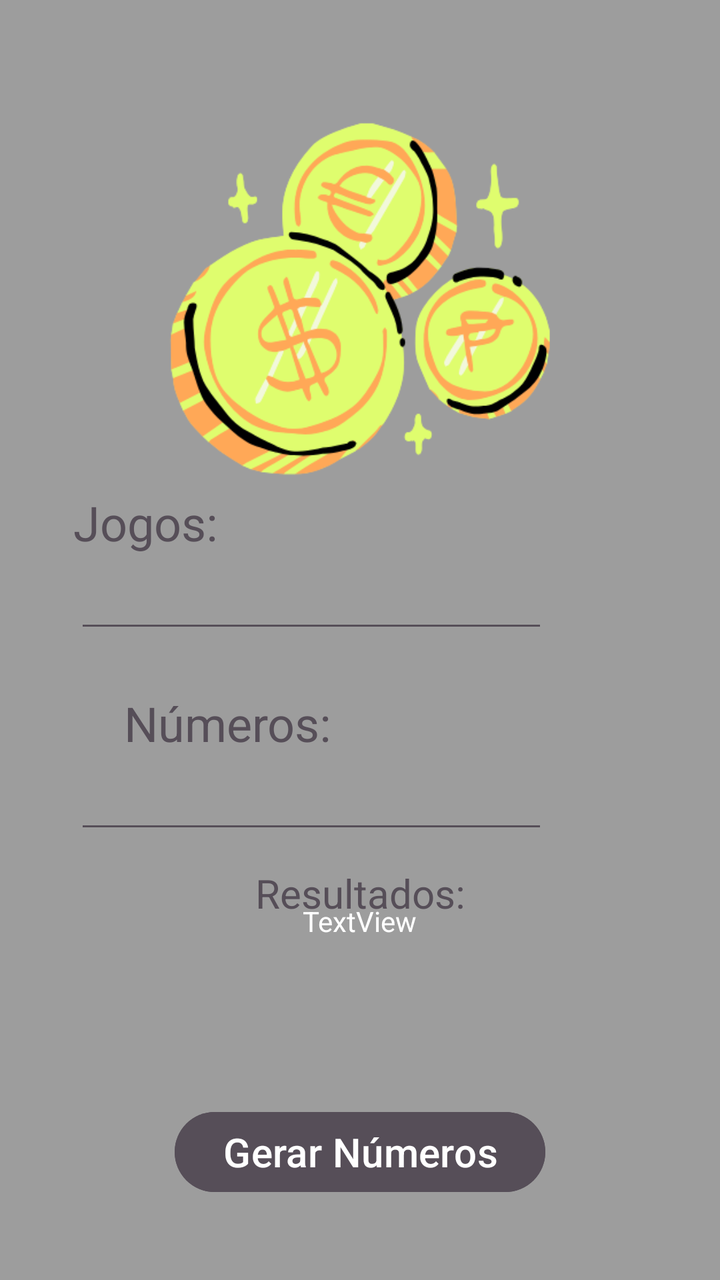
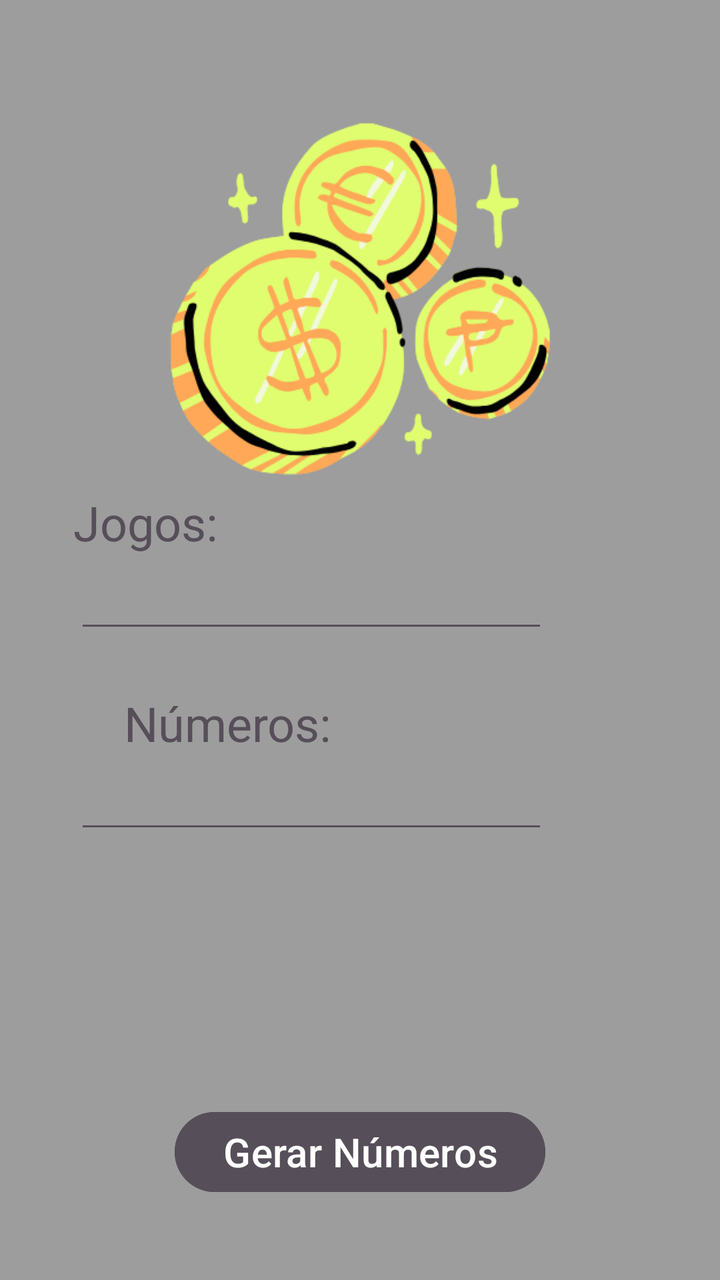

The first picture is an Android layout as it rendered before a commit; the second is the same layout after the commit. The layout source and the unified diff follow.
<!-- AndroidManifest.xml: application theme Theme.LotoApp -->
<!-- res/layout/activity_mega.xml -->
<?xml version="1.0" encoding="utf-8"?>
<androidx.constraintlayout.widget.ConstraintLayout xmlns:android="http://schemas.android.com/apk/res/android"
    xmlns:app="http://schemas.android.com/apk/res-auto"
    xmlns:tools="http://schemas.android.com/tools"
    android:id="@+id/main"
    android:layout_width="match_parent"
    android:layout_height="match_parent"
    android:background="#9d9d9d"
    tools:context=".Mega">

    <TextView
        android:id="@+id/textView14"
        android:layout_width="wrap_content"
        android:layout_height="wrap_content"
        android:layout_marginStart="153dp"
        android:layout_marginTop="20dp"
        android:layout_marginEnd="153dp"
        android:text="Resultados:"
        android:textColor="#564E58"
        android:textSize="20sp"
        app:layout_constraintBottom_toTopOf="@+id/tvResultadoMega"
        app:layout_constraintEnd_toEndOf="parent"
        app:layout_constraintStart_toStartOf="parent"
        app:layout_constraintTop_toBottomOf="@+id/etNumMega" />

    <TextView
        android:id="@+id/textView7"
        android:layout_width="wrap_content"
        android:layout_height="wrap_content"
        android:layout_marginStart="187dp"
        android:layout_marginTop="20dp"
        android:layout_marginEnd="188dp"
        android:layout_marginBottom="606dp"
        android:fontFamily="sans-serif-condensed"
        android:text="Mega"
        android:textColor="#DFFD6E"
        android:textSize="34sp"
        app:layout_constraintBottom_toBottomOf="parent"
        app:layout_constraintEnd_toEndOf="parent"
        app:layout_constraintStart_toStartOf="parent"
        app:layout_constraintTop_toTopOf="parent" />

    <ImageView
        android:id="@+id/imageView8"
        android:layout_width="287dp"
        android:layout_height="327dp"
        android:layout_marginStart="62dp"
        android:layout_marginEnd="62dp"
        android:layout_marginBottom="342dp"
        app:layout_constraintBottom_toBottomOf="parent"
        app:layout_constraintEnd_toEndOf="parent"
        app:layout_constraintStart_toStartOf="parent"
        app:layout_constraintTop_toTopOf="parent"
        app:srcCompat="@drawable/loto" />

    <TextView
        android:id="@+id/textView9"
        android:layout_width="wrap_content"
        android:layout_height="wrap_content"
        android:layout_marginStart="37dp"
        android:layout_marginEnd="252dp"
        android:layout_marginBottom="68dp"
        android:text="Jogos:"
        android:textColor="#564E58"
        android:textSize="24sp"
        app:layout_constraintBottom_toTopOf="@+id/textView11"
        app:layout_constraintEnd_toEndOf="parent"
        app:layout_constraintHorizontal_bias="0.52"
        app:layout_constraintStart_toStartOf="parent"
        app:layout_constraintTop_toBottomOf="@+id/imageView8" />

    <TextView
        android:id="@+id/textView11"
        android:layout_width="wrap_content"
        android:layout_height="wrap_content"
        android:layout_marginStart="62dp"
        android:layout_marginEnd="252dp"
        android:layout_marginBottom="330dp"
        android:text="Números:"
        android:textColor="#564E58"
        android:textSize="24sp"
        app:layout_constraintBottom_toBottomOf="parent"
        app:layout_constraintEnd_toEndOf="parent"
        app:layout_constraintHorizontal_bias="0.0"
        app:layout_constraintStart_toStartOf="parent"
        app:layout_constraintTop_toBottomOf="@+id/textView9" />

    <Button
        android:id="@+id/btGerarMega"
        android:layout_width="wrap_content"
        android:layout_height="wrap_content"
        android:layout_marginStart="151dp"
        android:layout_marginTop="78dp"
        android:layout_marginEnd="151dp"
        android:layout_marginBottom="40dp"
        android:backgroundTint="#564E58"
        android:text="Gerar Números"
        android:textColor="#fff"
        android:textSize="20sp"
        app:layout_constraintBottom_toBottomOf="parent"
        app:layout_constraintEnd_toEndOf="parent"
        app:layout_constraintStart_toStartOf="parent"
        app:layout_constraintTop_toBottomOf="@+id/etNumMega"
        app:layout_constraintVertical_bias="1.0" />

    <EditText
        android:id="@+id/etJogosMega"
        android:layout_width="wrap_content"
        android:layout_height="wrap_content"
        android:layout_marginStart="63dp"
        android:layout_marginEnd="112dp"
        android:backgroundTint="#564E58"
        android:ems="10"
        android:inputType="text"
        android:textSize="20sp"
        app:layout_constraintEnd_toEndOf="parent"
        app:layout_constraintStart_toStartOf="parent"
        app:layout_constraintTop_toBottomOf="@+id/textView9" />

    <EditText
        android:id="@+id/etNumMega"
        android:layout_width="wrap_content"
        android:layout_height="wrap_content"
        android:layout_marginStart="63dp"
        android:layout_marginEnd="112dp"
        android:backgroundTint="#564E58"
        android:ems="10"
        android:inputType="text"
        android:textSize="20sp"
        app:layout_constraintEnd_toEndOf="parent"
        app:layout_constraintStart_toStartOf="parent"
        app:layout_constraintTop_toBottomOf="@+id/textView11" />

    <TextView
        android:id="@+id/tvResultadoMega"
        android:layout_width="wrap_content"
        android:layout_height="90dp"
        android:layout_marginStart="80dp"
        android:layout_marginEnd="81dp"
        android:layout_marginBottom="11dp"
        android:width="250dp"
        android:text="TextView"
        android:textAlignment="center"
        android:textColor="#ffffff"
        app:layout_constraintBottom_toTopOf="@+id/btGerarMega"
        app:layout_constraintEnd_toEndOf="parent"
        app:layout_constraintStart_toStartOf="parent" />

</androidx.constraintlayout.widget.ConstraintLayout>
<!-- resources referenced by this layout -->
<resources>
  <!-- drawable loto: png bitmap (drawable, 38403 bytes) -->
  <style name="Theme.LotoApp" parent="Base.Theme.LotoApp" />
  <style name="Base.Theme.LotoApp" parent="Theme.Material3.DayNight.NoActionBar">
          
          
      </style>
</resources>

<!-- the commit's change to res/layout/activity_mega.xml (unified diff, before → after) -->
@@ -9,13 +9,12 @@
     tools:context=".Mega">
 
     <TextView
-        android:id="@+id/textView14"
+        android:id="@+id/tvJogoMega"
         android:layout_width="wrap_content"
         android:layout_height="wrap_content"
         android:layout_marginStart="153dp"
         android:layout_marginTop="20dp"
         android:layout_marginEnd="153dp"
-        android:text="Resultados:"
         android:textColor="#564E58"
         android:textSize="20sp"
         app:layout_constraintBottom_toTopOf="@+id/tvResultadoMega"
@@ -24,7 +23,7 @@
         app:layout_constraintTop_toBottomOf="@+id/etNumMega" />
 
     <TextView
-        android:id="@+id/textView7"
+        android:id="@+id/tvTituloMega"
         android:layout_width="wrap_content"
         android:layout_height="wrap_content"
         android:layout_marginStart="187dp"
@@ -41,7 +40,7 @@
         app:layout_constraintTop_toTopOf="parent" />
 
     <ImageView
-        android:id="@+id/imageView8"
+        android:id="@+id/ivLogoMega"
         android:layout_width="287dp"
         android:layout_height="327dp"
         android:layout_marginStart="62dp"
@@ -54,7 +53,7 @@
         app:srcCompat="@drawable/loto" />
 
     <TextView
-        android:id="@+id/textView9"
+        android:id="@+id/tvTituloJogosMega"
         android:layout_width="wrap_content"
         android:layout_height="wrap_content"
         android:layout_marginStart="37dp"
@@ -63,14 +62,14 @@
         android:text="Jogos:"
         android:textColor="#564E58"
         android:textSize="24sp"
-        app:layout_constraintBottom_toTopOf="@+id/textView11"
+        app:layout_constraintBottom_toTopOf="@+id/tvTituloNum"
         app:layout_constraintEnd_toEndOf="parent"
         app:layout_constraintHorizontal_bias="0.52"
         app:layout_constraintStart_toStartOf="parent"
-        app:layout_constraintTop_toBottomOf="@+id/imageView8" />
+        app:layout_constraintTop_toBottomOf="@+id/ivLogoMega" />
 
     <TextView
-        android:id="@+id/textView11"
+        android:id="@+id/tvTituloNum"
         android:layout_width="wrap_content"
         android:layout_height="wrap_content"
         android:layout_marginStart="62dp"
@@ -83,7 +82,7 @@
         app:layout_constraintEnd_toEndOf="parent"
         app:layout_constraintHorizontal_bias="0.0"
         app:layout_constraintStart_toStartOf="parent"
-        app:layout_constraintTop_toBottomOf="@+id/textView9" />
+        app:layout_constraintTop_toBottomOf="@+id/tvTituloJogosMega" />
 
     <Button
         android:id="@+id/btGerarMega"
@@ -115,7 +114,7 @@
         android:textSize="20sp"
         app:layout_constraintEnd_toEndOf="parent"
         app:layout_constraintStart_toStartOf="parent"
-        app:layout_constraintTop_toBottomOf="@+id/textView9" />
+        app:layout_constraintTop_toBottomOf="@+id/tvTituloJogosMega" />
 
     <EditText
         android:id="@+id/etNumMega"
@@ -129,7 +128,7 @@
         android:textSize="20sp"
         app:layout_constraintEnd_toEndOf="parent"
         app:layout_constraintStart_toStartOf="parent"
-        app:layout_constraintTop_toBottomOf="@+id/textView11" />
+        app:layout_constraintTop_toBottomOf="@+id/tvTituloNum" />
 
     <TextView
         android:id="@+id/tvResultadoMega"
@@ -139,9 +138,9 @@
         android:layout_marginEnd="81dp"
         android:layout_marginBottom="11dp"
         android:width="250dp"
-        android:text="TextView"
         android:textAlignment="center"
         android:textColor="#ffffff"
+        android:textSize="18sp"
         app:layout_constraintBottom_toTopOf="@+id/btGerarMega"
         app:layout_constraintEnd_toEndOf="parent"
         app:layout_constraintStart_toStartOf="parent" />
